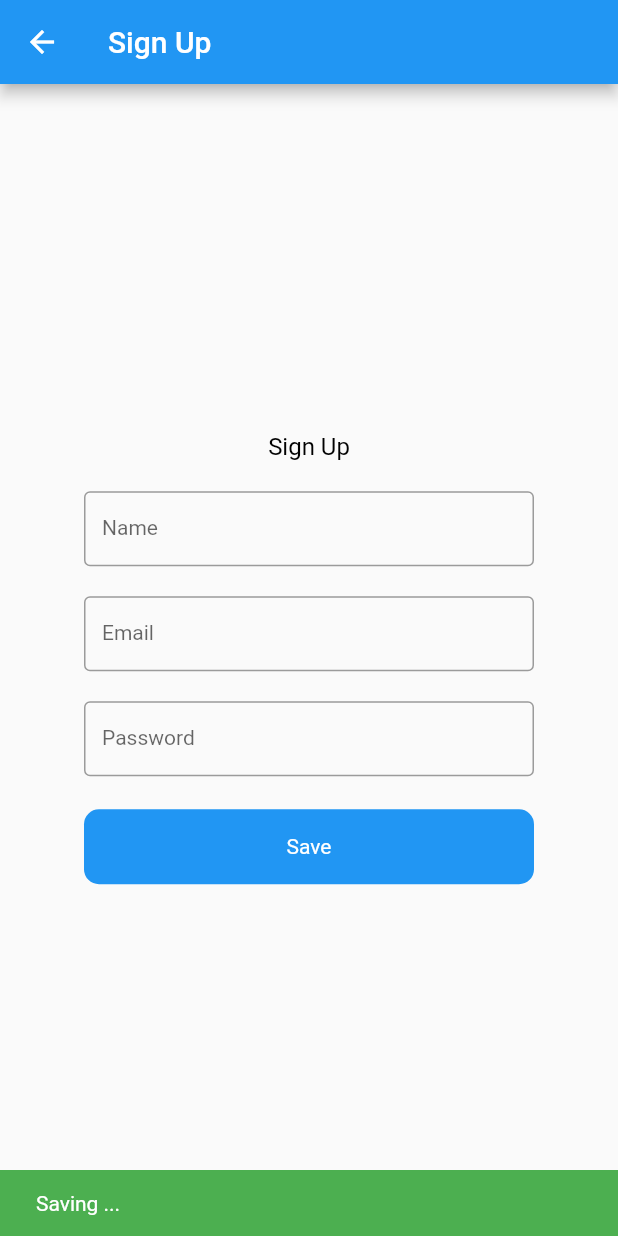
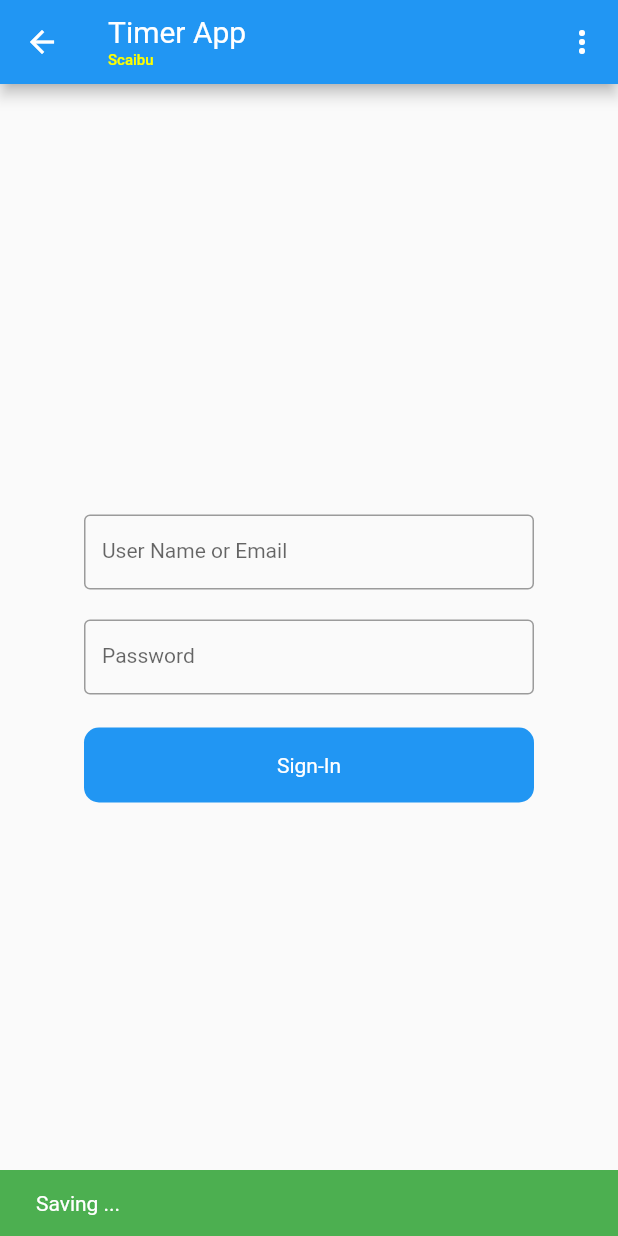
Before and after one commit to rupali966/todo21, a Flutter app: the SignUpScreen screen opened by its route, after a tap on "Save", on a phone screen of 412 x 824 dp. Run offline on Flutter 3.47's test engine with Material 2 defaults, Android fonts, the phone set to English and light mode, and no system bars; our stand-ins replace cloud_firestore, firebase_auth, firebase_core, sqflite; accounts and stored records are empty.

Commit message:
Merge remote-tracking branch 'origin/master'
# Conflicts:
#	lib/profile/view/profilescreen.dart
#	lib/signup/modal/signup_data.dart

```diff
--- a/lib/home/view/homescreen.dart
+++ b/lib/home/view/homescreen.dart
@@ -17,15 +17,21 @@
 class _HomeScreenState extends State<HomeScreen> {
   final Stream<QuerySnapshot> _usersStream =
       fire.collection('userSignUp').snapshots();
-  fireOper fireop =
-      fireOper(docName: 'userSignUptest', collectionname: 'userSignUp');
+  late fireOper fireop;
+  bool? sign_in;
+
+  @override
+  void initState() {
+    fireop = fireOper(docName: 'userSignUptest', collectionname: 'userSignUp');
+
+    super.initState();
+  }
 
   @override
   Widget build(BuildContext context) {
     return SafeArea(
       child: Consumer<fireOper>(
         builder: (context, value, child) {
-          value.fire_auth();
           return StreamBuilder<QuerySnapshot>(
               stream: _usersStream,
               builder: (context, snapshot) {
@@ -33,12 +39,12 @@
                   return hasErrorWidget();
                 }
                 if (snapshot.connectionState == ConnectionState.waiting) {
+                  fireop.fire_auth();
+
                   return loddingWidget();
                 }
                 if (snapshot.connectionState == ConnectionState.active) {
-                  print('is User Sign in ${fireop.user_sign_in}');
-
-                  if (value.user_sign_in) {
+                  if (fireop.user_sign_in) {
                     return WorkingScreen();
                   } else {
                     return Scaffold(
--- a/lib/profile/view/profilescreen.dart
+++ b/lib/profile/view/profilescreen.dart
@@ -73,12 +73,11 @@
                     // print(e.data());
                     name = e['name'];
                     email = e['email'];
-                    return e['name'];
                   }
                 });
                 print(data);
 
-                if (fireop.user_sign_in != true) {
+                if (fireop.user_sign_in) {
                   return Container(
                     padding: EdgeInsets.all(16),
                     child: Column(
@@ -113,6 +112,7 @@
                                         Navigator.of(context).pop();
                                       });
                                 }),
+                            //showing the user name
                             text(size: 13, str: "${name}"),
                             Divider(),
                           ]),
@@ -144,6 +144,7 @@
                                         Navigator.of(context).pop();
                                       });
                                 }),
+                            // showing the email
                             text(size: 13, str: "${email}"),
                             Divider(),
                           ]),
--- a/lib/signup/provider/firefun.dart
+++ b/lib/signup/provider/firefun.dart
@@ -44,11 +44,14 @@
   String docName;
   final fire = FirebaseFirestore.instance;
   final FirebaseAuth auth = FirebaseAuth.instance;
+  bool isRegistrationexist = true;
+  Map<String, dynamic> signin_true = {'signin': true};
+  Map<String, dynamic> signin_false = {'signin': false};
 
   // final docRef = FirebaseFirestore.instance.collection("${collectionname}").doc("$docName");
   doc_ref() {
+    notifyListeners();
     return fire.collection("${collectionname}").doc("$docName");
-    notifyListeners();
   }
 
   force_write_for_usersignup({
@@ -95,6 +98,7 @@
     final docRef = fire.collection(collectionname).doc(docName);
     var data = docRef.get().then(
       (DocumentSnapshot doc) {
+        print(doc.data());
         return doc.data() as Map<String, dynamic>;
       },
       onError: (e) => print("Error getting document: $e"),
@@ -104,38 +108,61 @@
     return data;
   }
 
-  fire_registration() async {
-    var data = await get_data();
+  fire_sendEmail_For_Authntication() async {
+    User? user = FirebaseAuth.instance.currentUser;
+    if (user != null && !user.emailVerified) {
+      await user.sendEmailVerification();
+    }
+  }
+
+  fire_registration({
+    String? email,
+    String? pass,
+  }) async {
+    Map<String, dynamic> data = await get_data();
+    print(data);
+    if (data['email'] != email && data['pass'] != pass) {
       try {
-      UserCredential userCredential = await FirebaseAuth.instance
-          .createUserWithEmailAndPassword(
-              email: data['email'], password: data['pass']);
+        UserCredential userCredential =
+            await auth.createUserWithEmailAndPassword(
+                email: email.toString(), password: pass.toString());
+        isRegistrationexist = false;
       } on FirebaseAuthException catch (e) {
         if (e.code == 'weak-password') {
           print('The password provided is too weak.');
         } else if (e.code == 'email-already-in-use') {
           print('The account already exists for that email.');
+          isRegistrationexist = true;
         }
       } catch (e) {
         print(e);
       }
-    notifyListeners();
+    } else {
+      isRegistrationexist = false;
     }
 
-  fire_Signin({
-    required String email,
-    required String pass,
+    notifyListeners();
+    return isRegistrationexist;
+  }
+
+  fire_Signin(
+    context, {
+    required String e_mail,
+    required String passWord,
   }) async {
+    await fire_auth();
     try {
       UserCredential userCredential = await auth.signInWithEmailAndPassword(
-        email: email,
-        password: pass,
-      );
+          email: e_mail, password: passWord);
+      await fire.collection('userSignUp').doc('Sign-In').set(signin_true);
+      this.user_sign_in = true;
     } on FirebaseAuthException catch (e) {
       if (e.code == 'user-not-found') {
+        snackbarrr(context, msg: 'No user found for that email.');
         print('No user found for that email.');
         this.user_sign_in = false;
       } else if (e.code == 'wrong-password') {
+        snackbarrr(context, msg: 'Wrong password provided for that user.');
         this.user_sign_in = false;
         print('Wrong password provided for that user.');
       }
@@ -145,23 +172,28 @@
     print("Done");
   }
 
+  fire_sign_out() async {
+    await auth.signOut();
+    this.user_sign_in = false;
+    fire.collection('userSignUp').doc('userSignUptest').set({});
+    fire.collection('userSignUp').doc('Sign-In').set(signin_false);
+    print('Sign-Out');
+    notifyListeners();
+  }
+
   fire_auth() async {
     await auth.authStateChanges().listen((User? user) {
       if (user == null) {
         print('User is currently signed out!');
+        fire.collection('userSignUp').doc('Sign-In').set(signin_false);
         this.user_sign_in = false;
       } else {
         print('User is signed in!');
+        fire.collection('userSignUp').doc('Sign-In').set(signin_true);
         this.user_sign_in = true;
       }
     });
     notifyListeners();
-  }
-
-  fire_sign_out() async {
-    await auth.signOut();
-    this.user_sign_in = false;
-    print('Sign-Out');
-    notifyListeners();
+    return 'firebase authentication';
   }
 }
--- a/lib/signup/view/signupscreen.dart
+++ b/lib/signup/view/signupscreen.dart
@@ -19,12 +19,13 @@
   TextEditingController username = TextEditingController();
   TextEditingController password = TextEditingController();
   TextEditingController email = TextEditingController();
-
+  late fireOper fireop;
   dynamic signup;
 
   @override
   void initState() {
     signup = Provider.of<signupProvider>(context, listen: false);
+    fireop = fireOper(docName: 'userSignUptest', collectionname: 'userSignUp');
 
     super.initState();
   }
@@ -86,21 +87,36 @@
                   S(),
                   Center(
                       child: Button(context, str: "Save", onTap: () async {
-                        final usr1 = user_signup_modal(
-                      id1: 1,
-                      name1: username.text,
-                      pass1: password.text,
-                      email1: email.text,
+                    //1.  making the modal for performing operation
+                    final usr1 = user_signup_modal(
+                        id1: 1,
+                        name1: username.text,
+                        pass1: password.text,
+                        email1: email.text);
+
+                    bool regisrationexist = await fireop.fire_registration(
+                      pass: password.text,
+                      email: email.text,
                     );
-                    signup.setData(setdt: usr1);
-                    fireOper fireop = fireOper(
-                      docName: 'userSignUptest',
-                      collectionname: 'userSignUp',
-                    );
-                    var test = await fireop.get_data();
-                    print(test);
-                    fireop.safe_write_usersignup(context, data: usr1);
-                    await fireop.fire_registration();
+                    if (!regisrationexist) {
+                      // writing the firebase database
+                      await fireop.safe_write_usersignup(context, data: usr1);
+                      snackbarrr(context, msg: 'Saving your data safly ');
+                      Navigator.pushNamed(context, 'signin');
+                    } else {
+                      // showing warning
+                      snackbarrr(context,
+                          msg: 'User Already Exist Go For ',
+                          action: SnackBarAction(
+                              textColor: Colors.yellowAccent,
+                              label: 'Sign-in',
+                              onPressed: () {
+                                Navigator.pushNamed(
+                                  context,
+                                  'signin',
+                                );
+                              }));
+                    }
                   })),
                 ],
               ),
--- a/lib/util/defaut_widgets.dart
+++ b/lib/util/defaut_widgets.dart
@@ -1,4 +1,5 @@
 import 'package:flutter/material.dart';
+import 'package:persistence/signup/provider/firefun.dart';
 import 'package:persistence/util/constant.dart';
 import 'package:persistence/util/persnal_widgets.dart';
 
@@ -105,3 +106,47 @@
     ),
   );
 }
+
+defaultDrawer(
+  context, {
+  List<Widget> children = const <Widget>[],
+}) {
+  fireOper fireop =
+      fireOper(docName: 'userSignUptest', collectionname: 'userSignUp');
+  return Drawer(
+    child: Column(
+      crossAxisAlignment: CrossAxisAlignment.start,
+      mainAxisAlignment: MainAxisAlignment.start,
+      children: [
+        const DrawerHeader(
+          decoration: BoxDecoration(
+            color: Colors.blueAccent,
+          ),
+          child: Align(
+            alignment: Alignment.center,
+            child: ListTile(
+              title: Text('Timer',
+                  style: TextStyle(
+                    fontSize: 18,
+                    color: Colors.white,
+                  )),
+              subtitle: Text(
+                'Scaibu',
+                style: TextStyle(
+                  color: Colors.white,
+                  fontSize: 15,
+                ),
+              ),
+            ),
+          ),
+        ),
+        Padding(
+          padding: const EdgeInsets.all(8.0),
+          child: Column(
+            children: children,
+          ),
+        )
+      ],
+    ),
+  );
+}
--- a/lib/work/view/workscreen.dart
+++ b/lib/work/view/workscreen.dart
@@ -11,12 +11,20 @@
 }
 
 class _WorkingScreenState extends State<WorkingScreen> {
-  fireOper fireop =
-      fireOper(docName: 'userSignUptest', collectionname: 'userSignUp');
+  final GlobalKey<ScaffoldState> _scaffoldKey = new GlobalKey<ScaffoldState>();
+  late fireOper fireop;
+
+  @override
+  void initState() {
+    // TODO: implement initState
+    fireop = fireOper(docName: 'userSignUptest', collectionname: 'userSignUp');
+    super.initState();
+  }
 
   @override
   Widget build(BuildContext context) {
     return Scaffold(
+      key: _scaffoldKey,
       drawer: Drawer(
         child: Column(
           crossAxisAlignment: CrossAxisAlignment.start,
@@ -48,25 +56,6 @@
               padding: const EdgeInsets.all(8.0),
               child: Column(
                 children: [
-                  Button(
-                    rad: 5,
-                    hgt: 30,
-                    onTap: () {
-                      Navigate(context, routeName: 'signup');
-                    },
-                    context,
-                    str: "Sign-Up",
-                  ),
-                  const SizedBox(height: 5),
-                  Button(
-                    hgt: 30,
-                    rad: 5,
-                    onTap: () {
-                      Navigate(context, routeName: 'signin');
-                    },
-                    context,
-                    str: "Sign-In",
-                  ),
                   const SizedBox(height: 5),
                   Button(
                     hgt: 30,
@@ -83,44 +72,7 @@
           ],
         ),
       ),
-      endDrawer: Drawer(
-        child: Column(
-          crossAxisAlignment: CrossAxisAlignment.start,
-          mainAxisAlignment: MainAxisAlignment.start,
-          children: [
-            const DrawerHeader(
-              decoration: BoxDecoration(
-                color: Colors.blueAccent,
-              ),
-              child: Align(
-                alignment: Alignment.center,
-                child: ListTile(
-                  title: Text('Timer',
-                      style: TextStyle(
-                        fontSize: 18,
-                        color: Colors.white,
-                      )),
-                  subtitle: Text(
-                    'Scaibu',
-                    style: TextStyle(
-                      color: Colors.white,
-                      fontSize: 15,
-                    ),
-                  ),
-                ),
-              ),
-            ),
-            Padding(
-              padding: const EdgeInsets.all(8.0),
-              child: Column(
-                children: [
-                  Button(context),
-                ],
-              ),
-            )
-          ],
-        ),
-      ),
+      endDrawer: defaultDrawer(context),
       appBar: defaultAppBar(),
       // bottomSheet: showBottomSheet(context: context, builder: builder)
       body: Container(),
```
Also changed, not shown: lib/signin/view/signinscreen.dart (+22 -33 lines), lib/util/dialog.dart (+60 -18 lines). Lines whose indentation alone changed are shown as unchanged.
